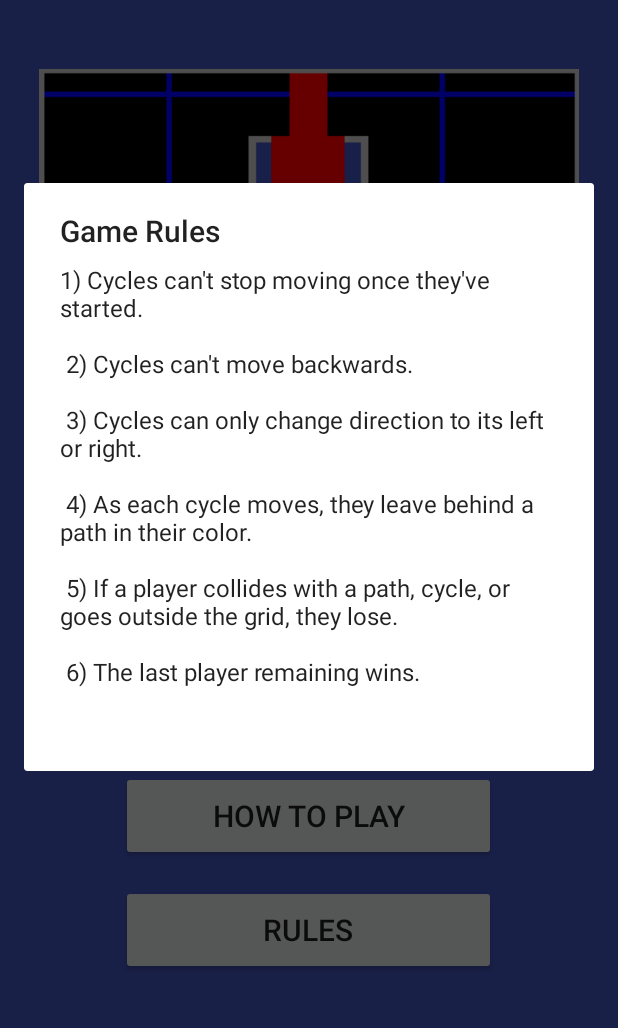
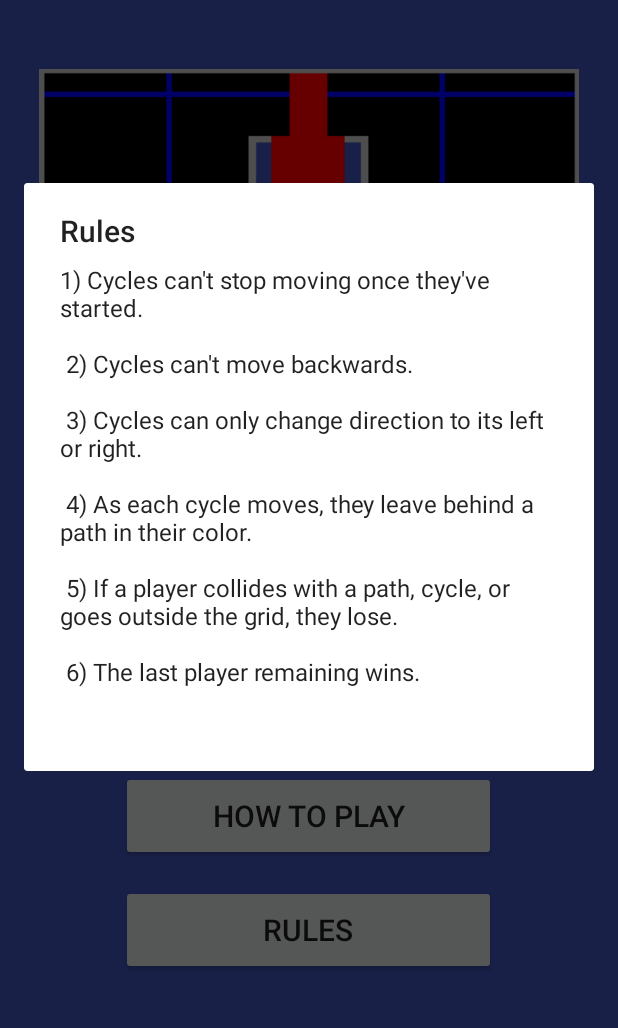
Before and after one commit to rmm01/CycleBattleDemo, an Android app: the screen it shows after launch (HomeActivity), after a tap on "RULES", on a phone screen of 412 x 824 dp, the part 141-1169 px from its top. Run offline under Robolectric (Android 15) with nearby library versions, the phone set to English and light mode, and no system bars.

Commit message:
Updated strings.xml

```diff
--- a/app/src/main/java/com/yckir/cyclebattledemo/activities/HomeActivity.java
+++ b/app/src/main/java/com/yckir/cyclebattledemo/activities/HomeActivity.java
@@ -44,7 +44,7 @@ public class HomeActivity extends AppCompatActivity {
     private void initHowToPlayDialog(){
         AlertDialog.Builder builder = new AlertDialog.Builder(this);
         builder.setMessage(R.string.home_activity_how_to_play_dialog_description);
-        builder.setTitle(R.string.home_activity_how_to_play_dialog_title);
+        builder.setTitle(R.string.home_activity_how_to_play);
         mHowToPlayDialog = builder.create();
     }
 
@@ -52,7 +52,7 @@ public class HomeActivity extends AppCompatActivity {
     private void initRulesDialog(){
         AlertDialog.Builder builder = new AlertDialog.Builder(this);
         builder.setMessage(R.string.home_activity_rules_dialog_description);
-        builder.setTitle(R.string.home_activity_rules_dialog_title);
+        builder.setTitle(R.string.home_activity_rules);
         mRulesDialog = builder.create();
     }
 
--- a/app/src/main/res/layout/content_home.xml
+++ b/app/src/main/res/layout/content_home.xml
@@ -50,7 +50,7 @@
             android:gravity="center"
             android:textSize="@dimen/button_text_size"
             android:onClick="play_button_clicked"
-            android:text="Play Game"/>
+            android:text="@string/home_activity_play_game"/>
 
         <Button
             android:id="@+id/how_to_play_button"
@@ -61,7 +61,7 @@
             android:layout_marginBottom="@dimen/button_margin"
             android:textSize="@dimen/button_text_size"
             android:onClick="how_to_play_button_clicked"
-            android:text="How to Play"/>
+            android:text="@string/home_activity_how_to_play"/>
 
         <Button
             android:id="@+id/rules_button"
@@ -71,7 +71,7 @@
             android:layout_marginBottom="@dimen/button_margin"
             android:textSize="@dimen/button_text_size"
             android:onClick="rules_button_clicked"
-            android:text="Rules"/>
+            android:text="@string/home_activity_rules"/>
     </LinearLayout>
 
 </LinearLayout>
--- a/app/src/main/res/layout/multiplayer_game_activity.xml
+++ b/app/src/main/res/layout/multiplayer_game_activity.xml
@@ -25,7 +25,6 @@
         android:id="@+id/start_prompt"
         android:layout_width="match_parent"
         android:layout_height="match_parent"
-        android:layout_centerInParent="true"
         android:gravity="center_horizontal"
         android:padding="@dimen/button_margin"
         android:textColor="@color/colorPrimary"
@@ -37,7 +36,6 @@
         android:id="@+id/resume_prompt"
         android:layout_width="match_parent"
         android:layout_height="match_parent"
-        android:layout_centerInParent="true"
         android:gravity="center_horizontal"
         android:padding="@dimen/button_margin"
         android:visibility="invisible"
--- a/app/src/main/res/values/strings.xml
+++ b/app/src/main/res/values/strings.xml
@@ -1,21 +1,23 @@
 <resources>
     <string name="app_name">Split Screen Tron</string>
-    <string name="version">v0.90</string>
+    <string name="app_name_caps">SPLIT SCREEN TRON</string>
     <string name="title_activity_practice_game">PracticeGameActivity</string>
 
-    <string name="hello_world">Hello world!</string>
-    <string name="action_settings">Settings</string>
-    <string name="new_game_button_text">NEW GAME</string>
-    <string name="start_button">START</string>
-    <string name="pause_button">PAUSE</string>
-    <string name="resume_button">RESUME</string>
+    <!-- Multiplayer Text -->
+    <string name="start_prompt">Touch the screen to start</string>
+    <string name="resume_prompt">Touch the screen to resume</string>
     <string name="new_game_button">NEW GAME</string>
-
     <string name="info_button">INFO</string>
     <string name="replay_button">replay</string>
-    <string name="app_name_caps">SPLIT SCREEN TRON</string>
 
-    <string name="home_activity_rules_dialog_title">Game Rules</string>
+    <!-- Home Activity Text -->
+    <string name="home_activity_play_game">Play Game</string>
+    <string name="home_activity_how_to_play">How to Play</string>
+    <string name="home_activity_rules">Rules</string>
+
+    <string name="home_activity_play_dialog_title">Select Number of Players</string>
+    <string name="home_activity_play_dialog_negative_button">Cancel</string>
+
     <string name="home_activity_rules_dialog_description">
         1) Cycles can\'t stop moving once they\'ve started.\n\n
         2) Cycles can\'t move backwards.\n\n
@@ -33,21 +35,18 @@
         5) Swipe as close to your edge of the screen as possible.\n\n\t\t
         Large Screens recommended for three and four player modes.
     </string>
-    <string name="home_activity_how_to_play_dialog_title">How to Play</string>
 
-    <string name="home_activity_play_dialog_title">Select Number of Players</string>
-    <string name="home_activity_play_dialog_negative_button">Cancel</string>
-
+    <!-- Pause Dialog -->
     <string name="multiplayer_activity_pause_dialog_title">Exit Game</string>
     <string name="multiplayer_activity_pause_dialog_message">Are you sure you want to leave the game?</string>
     <string name="multiplayer_activity_pause_dialog_negative_button">Leave</string>
     <string name="multiplayer_activity_pause_dialog_positive_button">Stay</string>
+
+    <!-- Results Dialog -->
     <string name="results_title">Results</string>
     <string name="results_play_again">Play Again</string>
     <string name="results_watch_replay">Watch Replay</string>
     <string name="results_save_replay">Save Replay</string>
     <string name="results_exit">Main Menu</string>
-    <string name="start_prompt">Touch the screen to start</string>
-    <string name="resume_prompt">Touch the screen to resume</string>
 
 </resources>
```
Also changed, not shown: app/src/main/res/menu/menu_practice_game.xml (deleted, +0 -9 lines).
